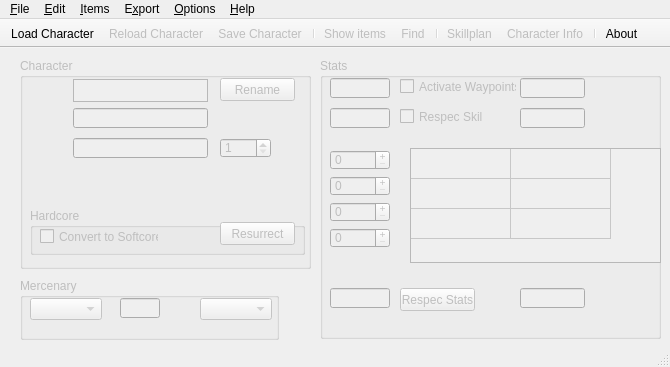
Above: medianxlofflinetools.ui from kambala-decapitator/MedianXLOfflineTools before the change. Below: the same form after it.
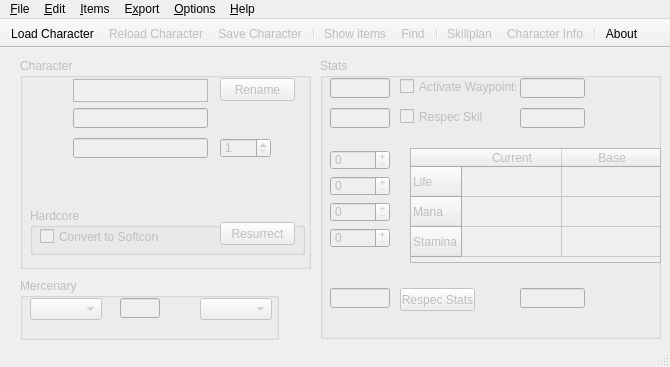
That is the form after the change. Icons and pictures are not drawn.

Commit message: fixed main .ui file and updated translations

The edit to the form file:
```diff
--- a/medianxlofflinetools.ui
+++ b/medianxlofflinetools.ui
@@ -117,7 +117,7 @@
       <bool>false</bool>
      </property>
      <attribute name="horizontalHeaderVisible">
-      <bool>false</bool>
+      <bool>true</bool>
      </attribute>
      <attribute name="horizontalHeaderCascadingSectionResizes">
       <bool>false</bool>
@@ -126,7 +126,7 @@
       <number>100</number>
      </attribute>
      <attribute name="verticalHeaderVisible">
-      <bool>false</bool>
+      <bool>true</bool>
      </attribute>
      <attribute name="verticalHeaderCascadingSectionResizes">
       <bool>false</bool>
```
Left out of the diff: 8 changed lines with no effect on the pictures. The commit also changes 5 other files.
